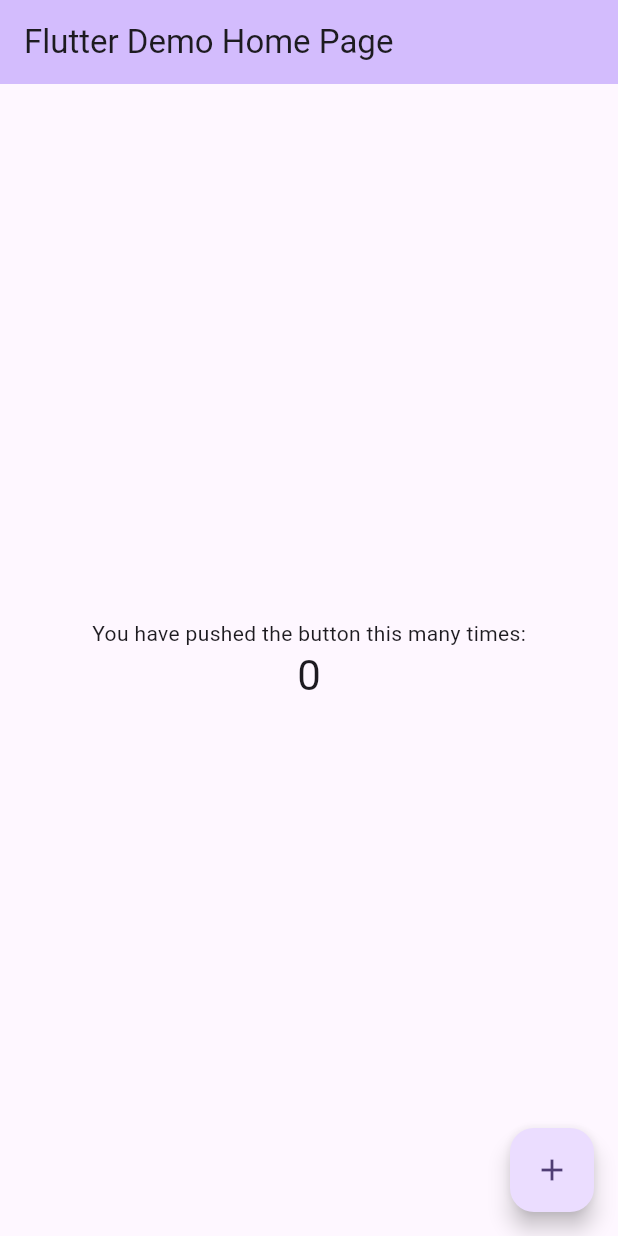
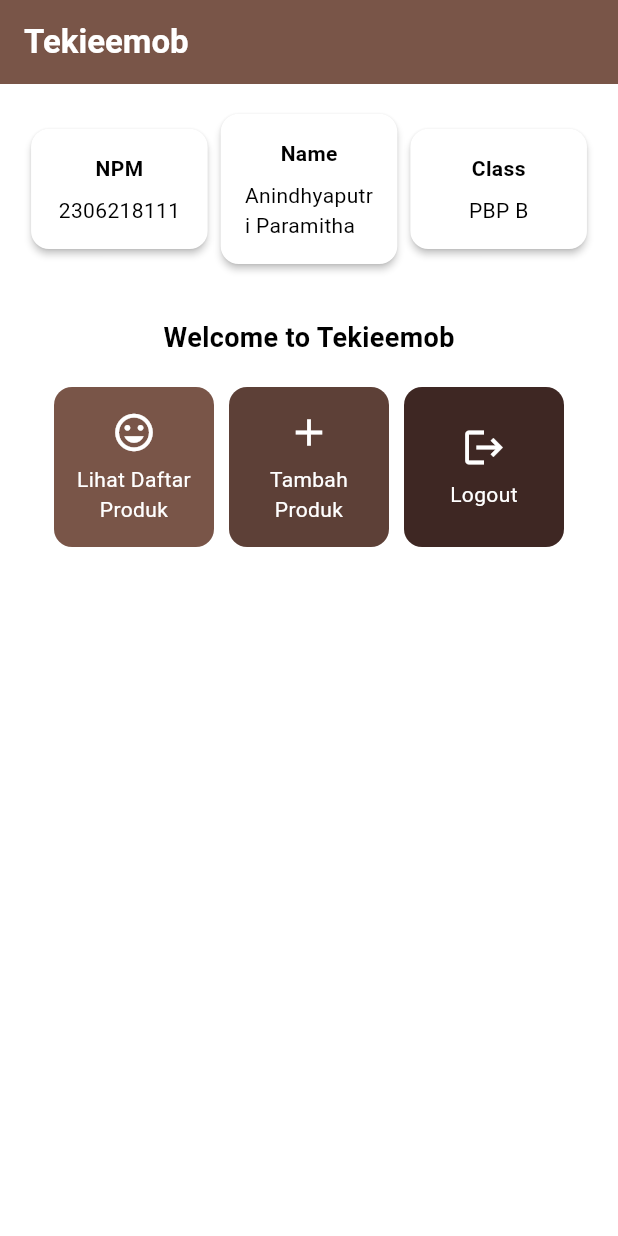
Before and after one commit to anin02/tekieemob, a Flutter app: the screen it shows after launch, on a phone screen of 412 x 824 dp. Run offline on Flutter 3.47's test engine with Material 3 defaults, Android fonts, the phone set to English and light mode, and no system bars.

Commit message:
TUGAS 7 SELESAI

```diff
--- a/lib/main.dart
+++ b/lib/main.dart
@@ -1,4 +1,5 @@
 import 'package:flutter/material.dart';
+import 'package:tekieemob/menu.dart';
 
 void main() {
   runApp(const MyApp());
@@ -28,98 +29,11 @@
         //
         // This works for code too, not just values: Most code changes can be
         // tested with just a hot reload.
-        colorScheme: ColorScheme.fromSeed(seedColor: Colors.deepPurple),
-        useMaterial3: true,
+        colorScheme: ColorScheme.fromSwatch(
+            primarySwatch: Colors.brown,
+        ).copyWith(secondary: Colors.brown[600]),
       ),
-      home: const MyHomePage(title: 'Flutter Demo Home Page'),
+      home: MyHomePage(),
     );
   }
 }
-
-class MyHomePage extends StatefulWidget {
-  const MyHomePage({super.key, required this.title});
-
-  // This widget is the home page of your application. It is stateful, meaning
-  // that it has a State object (defined below) that contains fields that affect
-  // how it looks.
-
-  // This class is the configuration for the state. It holds the values (in this
-  // case the title) provided by the parent (in this case the App widget) and
-  // used by the build method of the State. Fields in a Widget subclass are
-  // always marked "final".
-
-  final String title;
-
-  @override
-  State<MyHomePage> createState() => _MyHomePageState();
-}
-
-class _MyHomePageState extends State<MyHomePage> {
-  int _counter = 0;
-
-  void _incrementCounter() {
-    setState(() {
-      // This call to setState tells the Flutter framework that something has
-      // changed in this State, which causes it to rerun the build method below
-      // so that the display can reflect the updated values. If we changed
-      // _counter without calling setState(), then the build method would not be
-      // called again, and so nothing would appear to happen.
-      _counter++;
-    });
-  }
-
-  @override
-  Widget build(BuildContext context) {
-    // This method is rerun every time setState is called, for instance as done
-    // by the _incrementCounter method above.
-    //
-    // The Flutter framework has been optimized to make rerunning build methods
-    // fast, so that you can just rebuild anything that needs updating rather
-    // than having to individually change instances of widgets.
-    return Scaffold(
-      appBar: AppBar(
-        // TRY THIS: Try changing the color here to a specific color (to
-        // Colors.amber, perhaps?) and trigger a hot reload to see the AppBar
-        // change color while the other colors stay the same.
-        backgroundColor: Theme.of(context).colorScheme.inversePrimary,
-        // Here we take the value from the MyHomePage object that was created by
-        // the App.build method, and use it to set our appbar title.
-        title: Text(widget.title),
-      ),
-      body: Center(
-        // Center is a layout widget. It takes a single child and positions it
-        // in the middle of the parent.
-        child: Column(
-          // Column is also a layout widget. It takes a list of children and
-          // arranges them vertically. By default, it sizes itself to fit its
-          // children horizontally, and tries to be as tall as its parent.
-          //
-          // Column has various properties to control how it sizes itself and
-          // how it positions its children. Here we use mainAxisAlignment to
-          // center the children vertically; the main axis here is the vertical
-          // axis because Columns are vertical (the cross axis would be
-          // horizontal).
-          //
-          // TRY THIS: Invoke "debug painting" (choose the "Toggle Debug Paint"
-          // action in the IDE, or press "p" in the console), to see the
-          // wireframe for each widget.
-          mainAxisAlignment: MainAxisAlignment.center,
-          children: <Widget>[
-            const Text(
-              'You have pushed the button this many times:',
-            ),
-            Text(
-              '$_counter',
-              style: Theme.of(context).textTheme.headlineMedium,
-            ),
-          ],
-        ),
-      ),
-      floatingActionButton: FloatingActionButton(
-        onPressed: _incrementCounter,
-        tooltip: 'Increment',
-        child: const Icon(Icons.add),
-      ), // This trailing comma makes auto-formatting nicer for build methods.
-    );
-  }
-}
--- /dev/null
+++ b/lib/menu.dart
@@ -0,0 +1,189 @@
+import 'package:flutter/material.dart';
+
+class MyHomePage extends StatelessWidget {
+    final String npm = '2306218111'; // NPM
+    final String name = 'Anindhyaputri Paramitha'; // Nama
+    final String className = 'PBP B'; // Kelas
+
+    final List<ItemHomepage> items = [
+        ItemHomepage("Lihat Daftar Produk", Icons.mood, Colors.brown),
+        ItemHomepage("Tambah Produk", Icons.add, Colors.brown.shade700),
+        ItemHomepage("Logout", Icons.logout, Colors.brown.shade900),
+    ];
+
+    MyHomePage({super.key});
+
+    @override
+    Widget build(BuildContext context) {
+    // Scaffold menyediakan struktur dasar halaman dengan AppBar dan body.
+    return Scaffold(
+      // AppBar adalah bagian atas halaman yang menampilkan judul.
+      appBar: AppBar(
+        // Judul aplikasi "Tekieemob" dengan teks putih dan tebal.
+        title: const Text(
+          'Tekieemob',
+          style: TextStyle(
+            color: Colors.white,
+            fontWeight: FontWeight.bold,
+          ),
+        ),
+        // Warna latar belakang AppBar diambil dari skema warna tema aplikasi.
+        backgroundColor: Theme.of(context).colorScheme.primary,
+      ),
+      // Body halaman dengan padding di sekelilingnya.
+      body: Padding(
+        padding: const EdgeInsets.all(16.0),
+        // Menyusun widget secara vertikal dalam sebuah kolom.
+        child: Column(
+          crossAxisAlignment: CrossAxisAlignment.center,
+          children: [
+            // Row untuk menampilkan 3 InfoCard secara horizontal.
+            Row(
+              mainAxisAlignment: MainAxisAlignment.spaceEvenly,
+              children: [
+                InfoCard(title: 'NPM', content: npm),
+                InfoCard(title: 'Name', content: name),
+                InfoCard(title: 'Class', content: className),
+              ],
+            ),
+
+            // Memberikan jarak vertikal 16 unit.
+            const SizedBox(height: 16.0),
+
+            // Menempatkan widget berikutnya di tengah halaman.
+            Center(
+              child: Column(
+                // Menyusun teks dan grid item secara vertikal.
+
+                children: [
+                  // Menampilkan teks sambutan dengan gaya tebal dan ukuran 18.
+                  const Padding(
+                    padding: EdgeInsets.only(top: 16.0),
+                    child: Text(
+                      'Welcome to Tekieemob',
+                      style: TextStyle(
+                        fontWeight: FontWeight.bold,
+                        fontSize: 18.0,
+                      ),
+                    ),
+                  ),
+
+                  // Grid untuk menampilkan ItemCard dalam bentuk grid 3 kolom.
+                  GridView.count(
+                    primary: true,
+                    padding: const EdgeInsets.all(20),
+                    crossAxisSpacing: 10,
+                    mainAxisSpacing: 10,
+                    crossAxisCount: 3,
+                    // Agar grid menyesuaikan tinggi kontennya.
+                    shrinkWrap: true,
+
+                    // Menampilkan ItemCard untuk setiap item dalam list items.
+                    children: items.map((ItemHomepage item) {
+                      return ItemCard(item);
+                    }).toList(),
+                  ),
+                ],
+              ),
+            ),
+          ],
+        ),
+      ),
+    );
+  }
+}
+
+class InfoCard extends StatelessWidget {
+  // Kartu informasi yang menampilkan title dan content.
+
+  final String title;  // Judul kartu.
+  final String content;  // Isi kartu.
+
+  const InfoCard({super.key, required this.title, required this.content});
+
+  @override
+  Widget build(BuildContext context) {
+    return Card(
+      // Membuat kotak kartu dengan bayangan dibawahnya.
+      elevation: 2.0,
+      child: Container(
+        // Mengatur ukuran dan jarak di dalam kartu.
+        width: MediaQuery.of(context).size.width / 3.5, // menyesuaikan dengan lebar device yang digunakan.
+        padding: const EdgeInsets.all(16.0),
+        // Menyusun title dan content secara vertikal.
+        child: Column(
+          children: [
+            Text(
+              title,
+              style: const TextStyle(fontWeight: FontWeight.bold),
+            ),
+            const SizedBox(height: 8.0),
+            Text(content),
+          ],
+        ),
+      ),
+    );
+  }
+}
+
+class ItemHomepage {
+    final String name;
+    final IconData icon;
+    final Color color;
+
+    ItemHomepage(this.name, this.icon, this.color);
+}
+
+class ItemCard extends StatelessWidget {
+  // Menampilkan kartu dengan ikon dan nama.
+
+  final ItemHomepage item;
+
+  const ItemCard(this.item, {super.key});
+
+  @override
+  Widget build(BuildContext context) {
+    return Material(
+      // Menentukan warna latar belakang dari tema aplikasi.
+      color: item.color,
+      // Membuat sudut kartu melengkung.
+      borderRadius: BorderRadius.circular(12),
+
+      child: InkWell(
+        // Aksi ketika kartu ditekan.
+        onTap: () {
+          // Menampilkan pesan SnackBar saat kartu ditekan.
+          ScaffoldMessenger.of(context)
+            ..hideCurrentSnackBar()
+            ..showSnackBar(
+              SnackBar(content: Text("Kamu telah menekan tombol ${item.name}!"))
+            );
+        },
+        // Container untuk menyimpan Icon dan Text
+        child: Container(
+          padding: const EdgeInsets.all(8),
+          child: Center(
+            child: Column(
+              // Menyusun ikon dan teks di tengah kartu.
+              mainAxisAlignment: MainAxisAlignment.center,
+              children: [
+                Icon(
+                  item.icon,
+                  color: Colors.white,
+                  size: 30.0,
+                ),
+                const Padding(padding: EdgeInsets.all(3)),
+                Text(
+                  item.name,
+                  textAlign: TextAlign.center,
+                  style: const TextStyle(color: Colors.white),
+                ),
+              ],
+            ),
+          ),
+        ),
+      ),
+    );
+  }
+
+}
```
Also changed, not shown: 1 other file.
